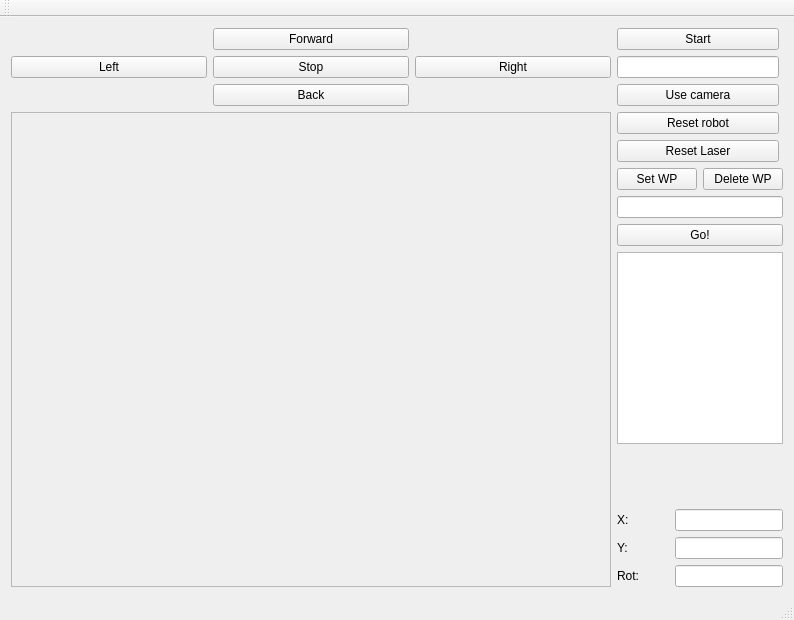
Above: mainwindow.ui from andrejdurina/RMR before the change. Below: the same form after it.
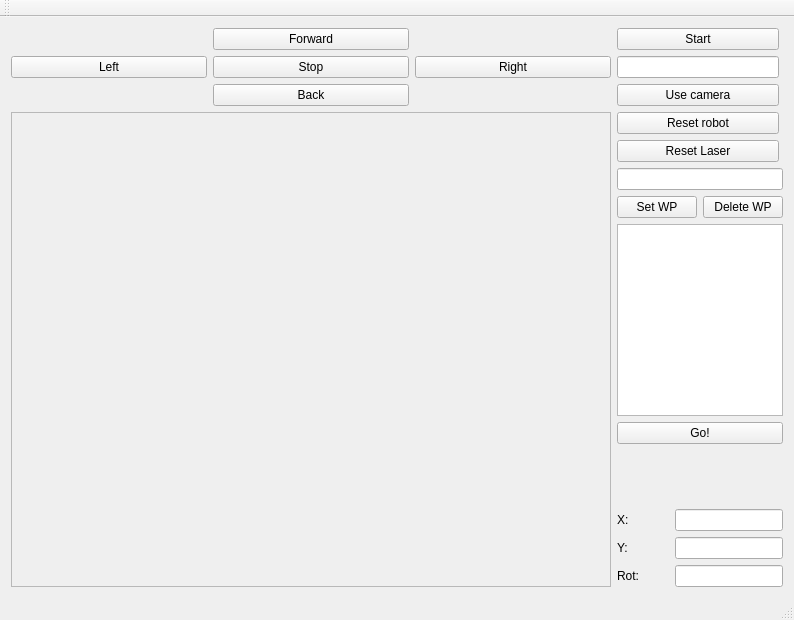
That is the form after the change.

Commit message: Navigation class created.

What changed in the file:
```diff
--- a/mainwindow.ui
+++ b/mainwindow.ui
@@ -6,7 +6,7 @@
    <rect>
     <x>0</x>
     <y>0</y>
-    <width>788</width>
+    <width>794</width>
     <height>620</height>
    </rect>
   </property>
@@ -204,6 +204,9 @@
         </property>
        </widget>
       </item>
+      <item>
+       <widget class="QLineEdit" name="lineEdit_5"/>
+      </item>
       <item>
        <layout class="QHBoxLayout" name="horizontalLayout">
         <item>
@@ -229,7 +232,7 @@
        </layout>
       </item>
       <item>
-       <widget class="QLineEdit" name="lineEdit_5"/>
+       <widget class="QListWidget" name="listWidget"/>
       </item>
       <item>
        <widget class="QPushButton" name="pushButton_11">
@@ -238,9 +241,6 @@
         </property>
        </widget>
       </item>
-      <item>
-       <widget class="QListWidget" name="listWidget"/>
-      </item>
       <item>
        <spacer name="verticalSpacer">
         <property name="orientation">
```
Left out of the diff: 2 changed lines with no effect on the pictures. The commit also changes 7 other files.
